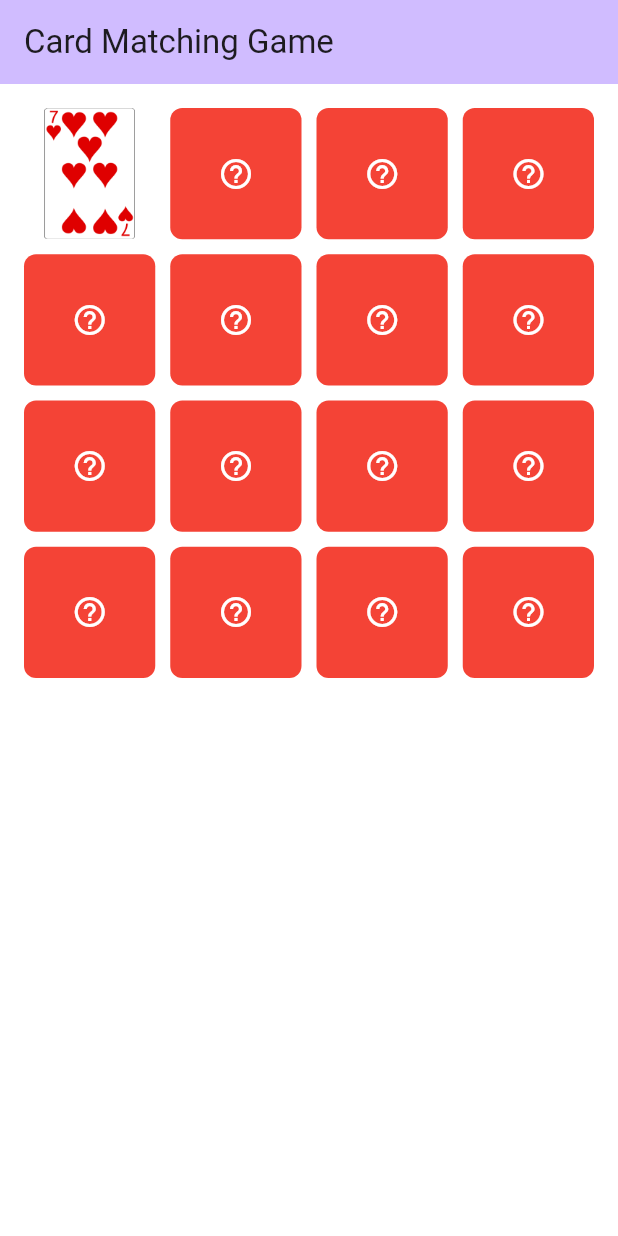
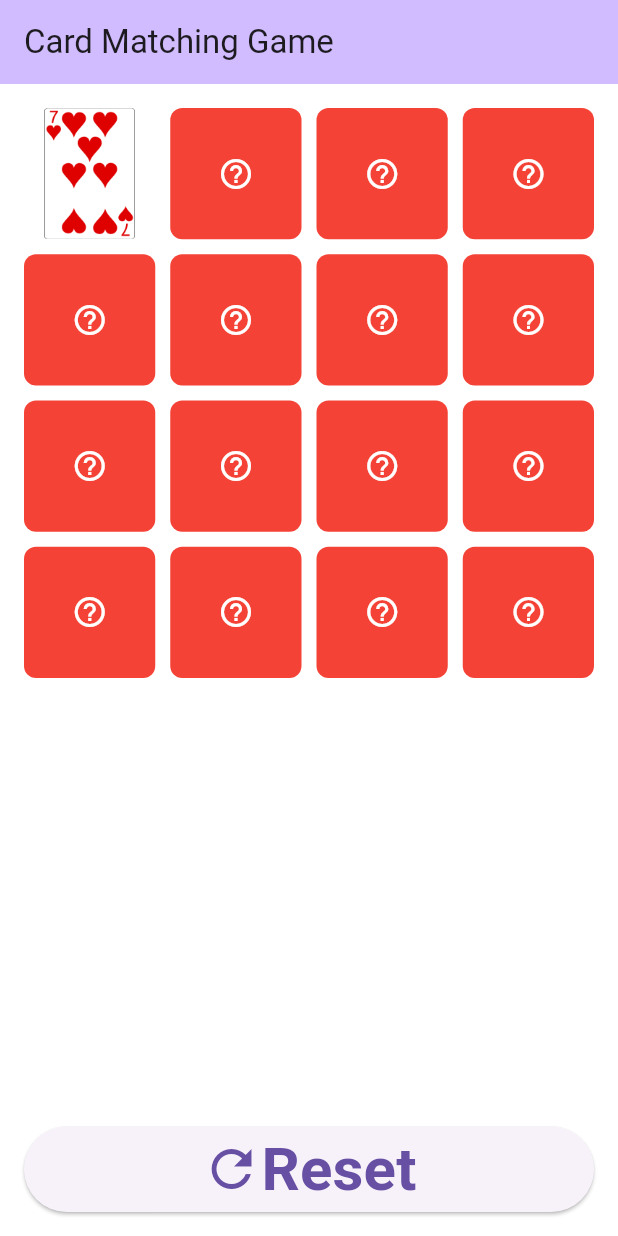
Before and after one commit to CelineSelke/mad_hw3, a Flutter app: the screen it shows after launch, after a tap on the "help outline" icon, on a phone screen of 412 x 824 dp. Run offline on Flutter 3.47's test engine with Material 3 defaults, Android fonts, the phone set to English and light mode, and no system bars.

Commit message:
add reset button

```diff
--- a/lib/main.dart
+++ b/lib/main.dart
@@ -30,7 +30,7 @@
     String file = "";
 
     if(cards[index].index == 0){
-      file = "king_of_hearts.png";
+      file = "king_of_hearts2.png";
     }
     if(cards[index].index == 1){
       file = "ace_of_hearts.png";
@@ -117,6 +117,17 @@
     }
 
     notifyListeners();
+  }
+
+  void reset(){
+    for(Card card in cards){
+      card.isFaceUp = false;
+      cards.shuffle();
+      gameOver = false;
+      cardIndex1 = -1;
+      cardIndex2 = -1;
+      notifyListeners();
+    }
   }
 
 
@@ -210,6 +221,13 @@
                 },
               ),
             ),
+            ElevatedButton(
+              onPressed: gameState.reset,
+              child: Row(mainAxisAlignment:MainAxisAlignment.center, children: [
+                Icon(Icons.refresh_outlined, size: 40,),
+                Text("Reset", style: TextStyle(fontWeight: FontWeight.bold, fontSize: 40),)]
+              )
+            )
           ],
         ),
       ),
```
Lines whose indentation alone changed are shown as unchanged.
